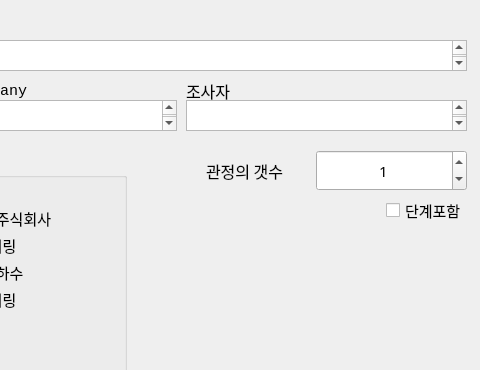
Qt form 11_util/totalcmd python/03_GroundWater Ussage/10_QT YangSoo File Generator  V2/01_Original File/aqt_input.ui (ihanseol/04_PyhtonDemoDojang) before a commit; both pictures show x 154 to 634 and y 0 to 370 of the 634 by 1017 pixel window.
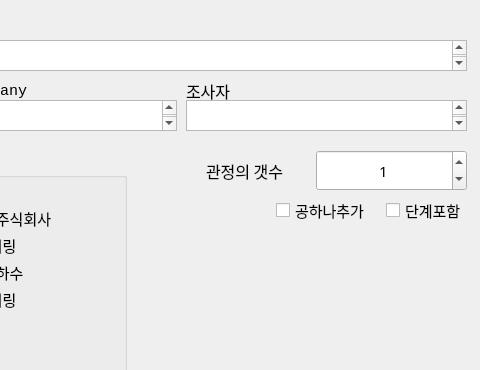
The same form after that commit.

The edit to the form file:
```diff
--- a/11_util/totalcmd python/03_GroundWater Ussage/10_QT YangSoo File Generator  V2/01_Original File/aqt_input.ui
+++ b/11_util/totalcmd python/03_GroundWater Ussage/10_QT YangSoo File Generator  V2/01_Original File/aqt_input.ui
@@ -707,6 +707,25 @@
      <string>조사자</string>
     </property>
    </widget>
+   <widget class="QCheckBox" name="checkBox_addOne">
+    <property name="geometry">
+     <rect>
+      <x>430</x>
+      <y>200</y>
+      <width>101</width>
+      <height>20</height>
+     </rect>
+    </property>
+    <property name="font">
+     <font>
+      <family>D2Coding</family>
+      <pointsize>11</pointsize>
+     </font>
+    </property>
+    <property name="text">
+     <string>공하나추가</string>
+    </property>
+   </widget>
   </widget>
  </widget>
  <resources/>
```
